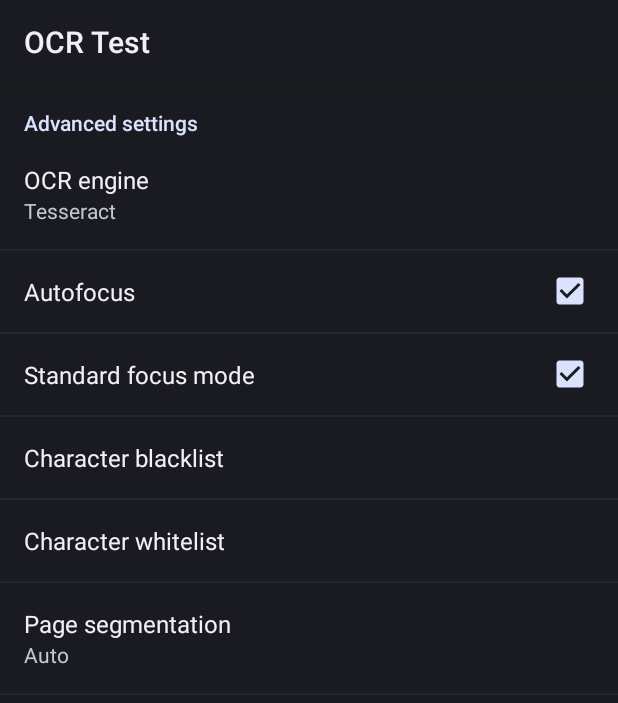
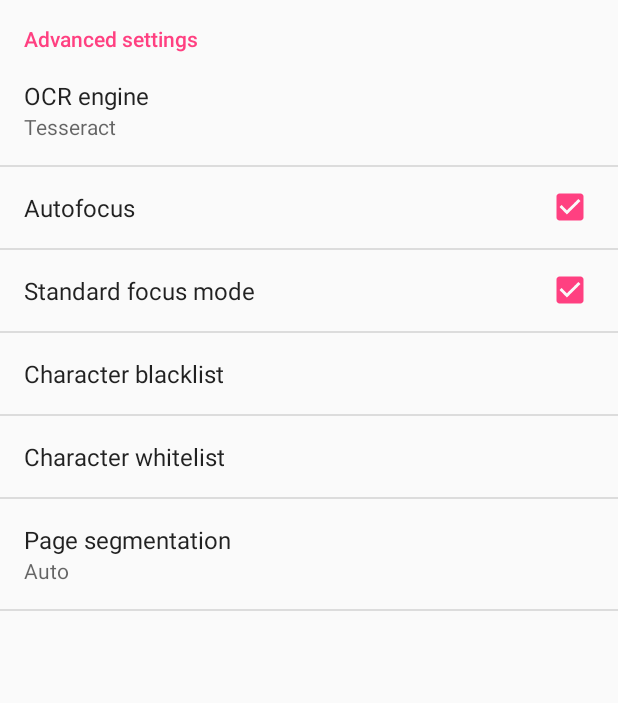
Before and after one commit to vndly/ocr-test, an Android app: the PreferencesActivity screen opened directly, with no data from a screen before it, on a phone screen of 412 x 824 dp. Shown: the top 703 px of the screen. Run offline under Robolectric (Android 15) with nearby library versions, the phone set to English and light mode, and no system bars.

Commit message:
Applied new style

```diff
--- a/app/build.gradle
+++ b/app/build.gradle
@@ -28,5 +28,6 @@
 
 dependencies
 {
+    compile 'com.android.support:appcompat-v7:25.2.0'
     compile 'com.rmtheis:tess-two:6.2.0'
 }
--- a/app/src/main/java/com/mauriciotogneri/ocrtest/OcrInitAsyncTask.java
+++ b/app/src/main/java/com/mauriciotogneri/ocrtest/OcrInitAsyncTask.java
@@ -662,7 +662,6 @@
         {
             // Restart recognition
             activity.resumeOCR();
-            activity.showLanguageName();
         }
         else
         {
--- a/app/src/main/res/values/colors.xml
+++ b/app/src/main/res/values/colors.xml
@@ -1,5 +1,9 @@
 <?xml version="1.0" encoding="utf-8"?>
 <resources>
+
+    <color name="colorPrimary">#3F51B5</color>
+    <color name="colorPrimaryDark">#303F9F</color>
+    <color name="colorAccent">#FF4081</color>
 
     <color name="result_minor_text">#ffc0c0c0</color>
     <color name="result_text">#ffffffff</color>
--- /dev/null
+++ b/app/src/main/res/values/styles.xml
@@ -0,0 +1,10 @@
+<?xml version="1.0" encoding="utf-8"?>
+<resources>
+
+    <style name="AppTheme" parent="Theme.AppCompat.Light.NoActionBar">
+        <item name="colorPrimary">@color/colorPrimary</item>
+        <item name="colorPrimaryDark">@color/colorPrimaryDark</item>
+        <item name="colorAccent">@color/colorAccent</item>
+    </style>
+
+</resources>
```
Also changed, not shown: app/src/main/AndroidManifest.xml (+4 -3 lines), app/src/main/java/com/mauriciotogneri/ocrtest/CaptureActivity.java (+2 -12 lines).
